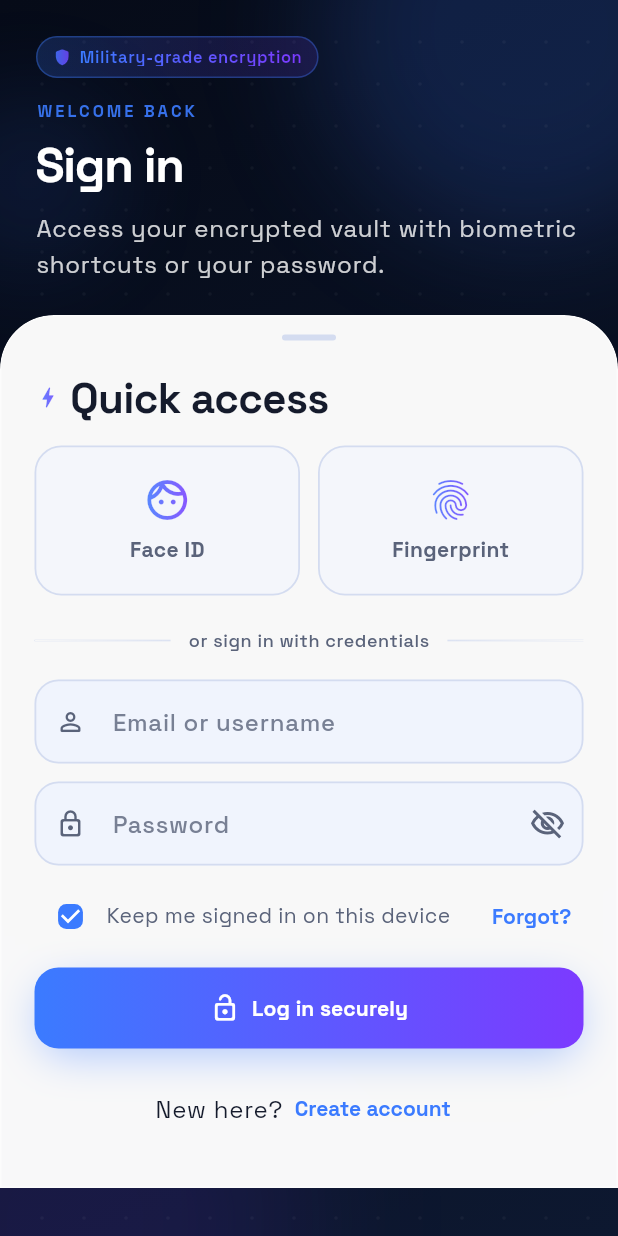
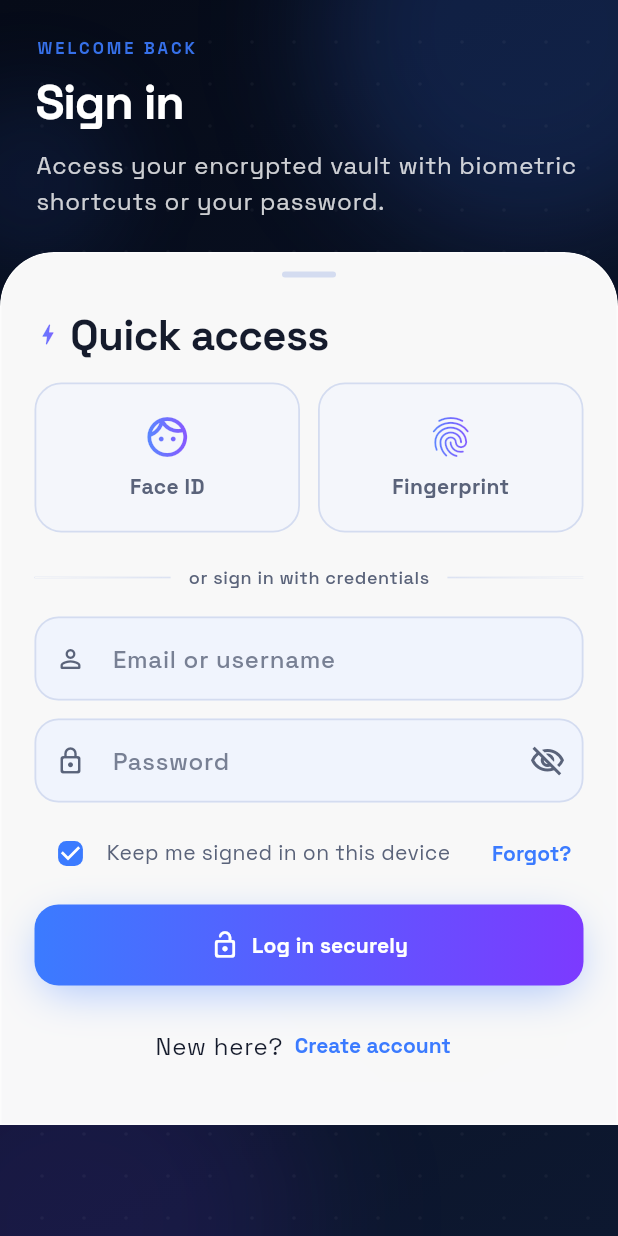
Before and after one commit to lasanthapradeep7/Encrypto, a Flutter app: the screen it shows after launch, on a phone screen of 412 x 824 dp. Run offline on Flutter 3.47's test engine with Material 3 defaults, Android fonts, the phone set to English and light mode, and no system bars; our stand-ins replace google_fonts, local_auth.

Commit message:
feat: implement shared authentication UI components including layout, panels, and input fields

```diff
--- a/lib/shared/widgets/auth/auth_layout.dart
+++ b/lib/shared/widgets/auth/auth_layout.dart
@@ -123,13 +123,11 @@ class AuthTitleBlock extends StatelessWidget {
     required this.kicker,
     required this.title,
     required this.subtitle,
-    this.showBadge = true,
   });
 
   final String kicker;
   final String title;
   final String subtitle;
-  final bool showBadge;
 
   @override
   Widget build(BuildContext context) {
@@ -140,10 +138,6 @@ class AuthTitleBlock extends StatelessWidget {
       child: Column(
         crossAxisAlignment: CrossAxisAlignment.start,
         children: [
-          if (showBadge) ...[
-            _SecurityBadge(),
-            const SizedBox(height: 14),
-          ],
           Text(
             kicker.toUpperCase(),
             style: textTheme.labelSmall?.copyWith(
@@ -330,52 +324,6 @@ class GradientButton extends StatelessWidget {
 // Private helpers
 // ---------------------------------------------------------------------------
 
-class _SecurityBadge extends StatelessWidget {
-  @override
-  Widget build(BuildContext context) {
-    return Container(
-      padding: const EdgeInsets.symmetric(horizontal: 10, vertical: 5),
-      decoration: BoxDecoration(
-        borderRadius: BorderRadius.circular(20),
-        gradient: LinearGradient(
-          colors: [
-            AppColors.accent.withValues(alpha: 0.20),
-            const Color(0xFF7C3AFF).withValues(alpha: 0.14),
-          ],
-        ),
-        border: Border.all(
-          color: AppColors.accent.withValues(alpha: 0.35),
-          width: 1,
-        ),
-      ),
-      child: Row(
-        mainAxisSize: MainAxisSize.min,
-        children: [
-          ShaderMask(
-            blendMode: BlendMode.srcIn,
-            shaderCallback: (b) =>
-                AppGradients.accentHorizontal.createShader(b),
-            child: const Icon(Icons.shield_rounded, size: 13),
-          ),
-          const SizedBox(width: 5),
-          ShaderMask(
-            blendMode: BlendMode.srcIn,
-            shaderCallback: (b) =>
-                AppGradients.accentHorizontal.createShader(b),
-            child: Text(
-              'Military-grade encryption',
-              style: Theme.of(context).textTheme.labelSmall?.copyWith(
-                    fontWeight: FontWeight.w700,
-                    letterSpacing: 0.4,
-                  ),
-            ),
-          ),
-        ],
-      ),
-    );
-  }
-}
-
 class _AuraCircle extends StatelessWidget {
   const _AuraCircle({
     required this.size,
```
